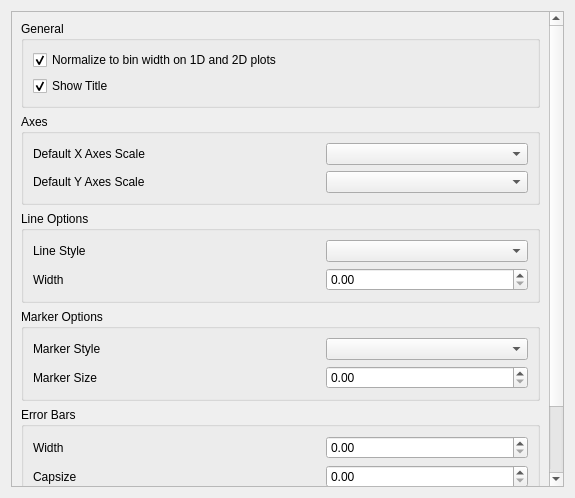
Before: the Qt Designer form qt/applications/workbench/workbench/widgets/settings/plots/section_plots.ui in mantidproject/mantid, drawn with Qt 5.
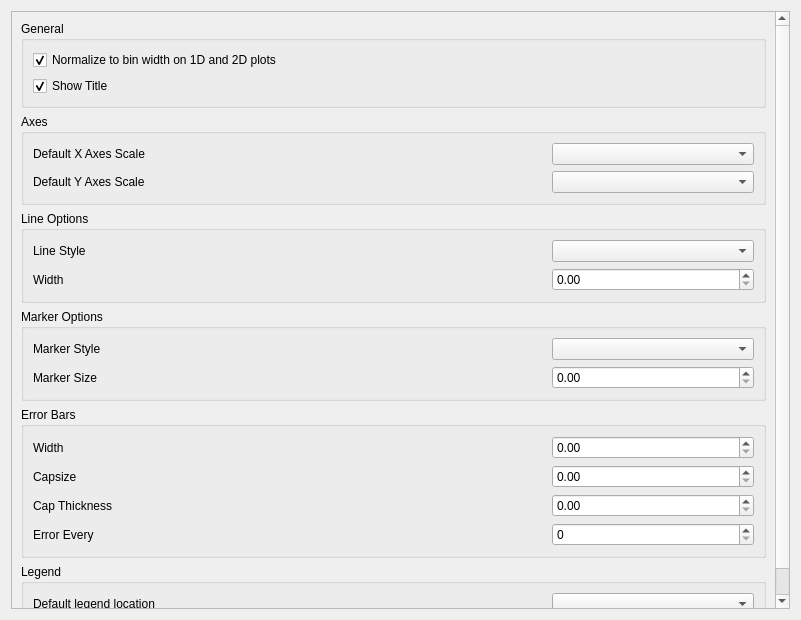
After: the same form once the commit is applied.

Commit message:
Add a default legend location option to settings.
This Commit adds an option to the plot tab in workbench settings that can set the default legend location when plotting.

re: #28547

```diff
--- a/qt/applications/workbench/workbench/widgets/settings/plots/section_plots.ui
+++ b/qt/applications/workbench/workbench/widgets/settings/plots/section_plots.ui
@@ -6,8 +6,8 @@
    <rect>
     <x>0</x>
     <y>0</y>
-    <width>575</width>
-    <height>498</height>
+    <width>801</width>
+    <height>620</height>
    </rect>
   </property>
   <property name="windowTitle">
@@ -33,8 +33,8 @@
        <rect>
         <x>0</x>
         <y>0</y>
-        <width>538</width>
-        <height>505</height>
+        <width>760</width>
+        <height>612</height>
        </rect>
       </property>
       <property name="sizePolicy">
@@ -390,6 +390,39 @@
            </layout>
           </widget>
          </item>
+         <item>
+          <widget class="QGroupBox" name="legend_box">
+           <property name="title">
+            <string>Legend</string>
+           </property>
+           <layout class="QVBoxLayout" name="verticalLayout_9">
+            <item>
+             <layout class="QHBoxLayout" name="horizontalLayout_11">
+              <property name="spacing">
+               <number>3</number>
+              </property>
+              <item>
+               <widget class="QLabel" name="legend_location_label">
+                <property name="text">
+                 <string>Default legend location</string>
+                </property>
+               </widget>
+              </item>
+              <item>
+               <widget class="QComboBox" name="legend_location">
+                <property name="maximumSize">
+                 <size>
+                  <width>202</width>
+                  <height>16777215</height>
+                 </size>
+                </property>
+               </widget>
+              </item>
+             </layout>
+            </item>
+           </layout>
+          </widget>
+         </item>
         </layout>
        </item>
       </layout>
```
The commit also changes 2 other files.
